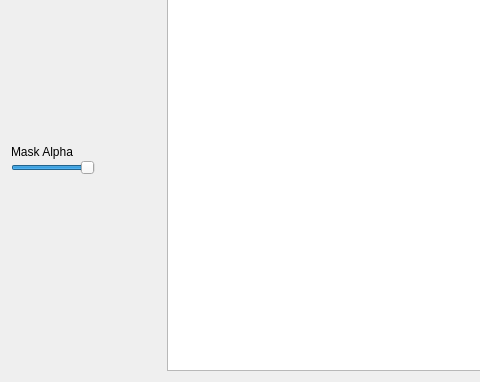
Above: src/WhiskerToolbox/Media_Widget/Media_Widget.ui from paulmthompson/WhiskerToolbox before the change; both pictures show x 0 to 480 and y 179 to 561 of the 763 by 561 pixel window. Below: the same form after it.
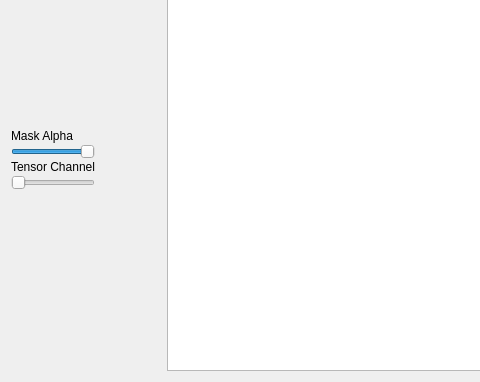
That is the form after the change. Custom widgets are drawn as their Qt base class.

Commit message: outline of methods to add tensor data to scene

```diff
--- a/src/WhiskerToolbox/Media_Widget/Media_Widget.ui
+++ b/src/WhiskerToolbox/Media_Widget/Media_Widget.ui
@@ -21,7 +21,7 @@
   </property>
   <layout class="QHBoxLayout" name="horizontalLayout">
    <item>
-    <layout class="QVBoxLayout" name="verticalLayout" stretch="0,0,0,0,0,0,0,0,0">
+    <layout class="QVBoxLayout" name="verticalLayout" stretch="0,0,0,0,0,0,0,0,0,0,0">
      <property name="spacing">
       <number>1</number>
      </property>
@@ -144,6 +144,29 @@
        </property>
       </widget>
      </item>
+     <item>
+      <widget class="QLabel" name="label_2">
+       <property name="text">
+        <string>Tensor Channel</string>
+       </property>
+      </widget>
+     </item>
+     <item>
+      <widget class="QSlider" name="tensor_slider">
+       <property name="sizePolicy">
+        <sizepolicy hsizetype="Fixed" vsizetype="Fixed">
+         <horstretch>0</horstretch>
+         <verstretch>0</verstretch>
+        </sizepolicy>
+       </property>
+       <property name="maximum">
+        <number>1</number>
+       </property>
+       <property name="orientation">
+        <enum>Qt::Orientation::Horizontal</enum>
+       </property>
+      </widget>
+     </item>
      <item>
       <spacer name="verticalSpacer">
        <property name="orientation">
```
The commit also changes 4 other files.
